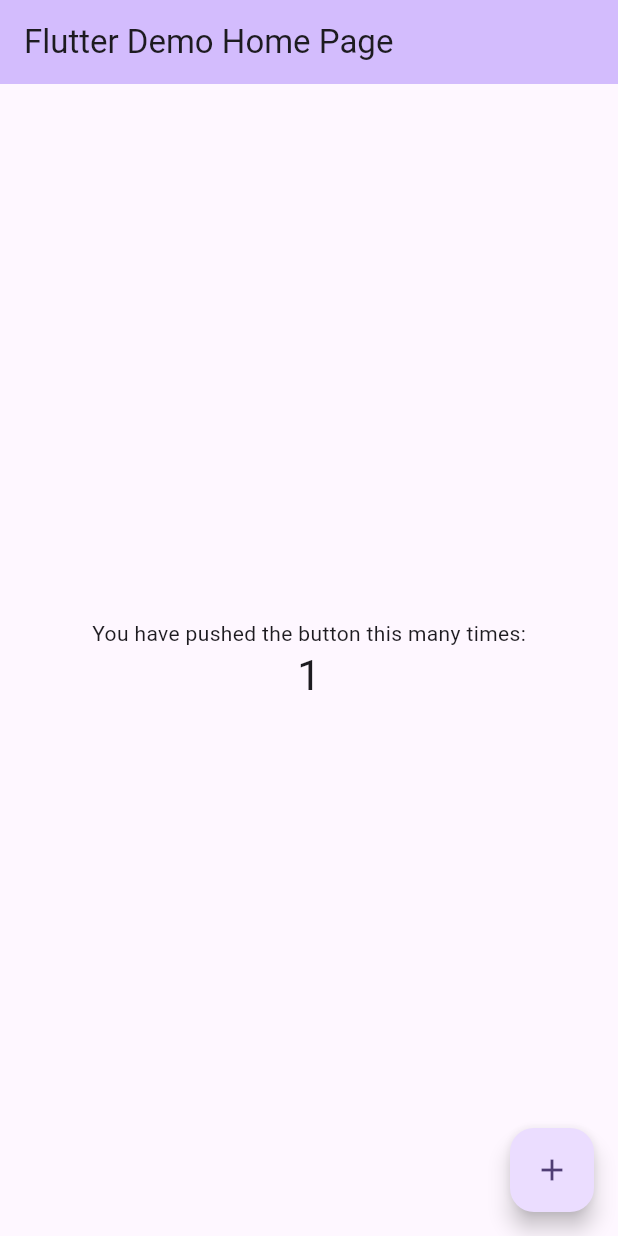
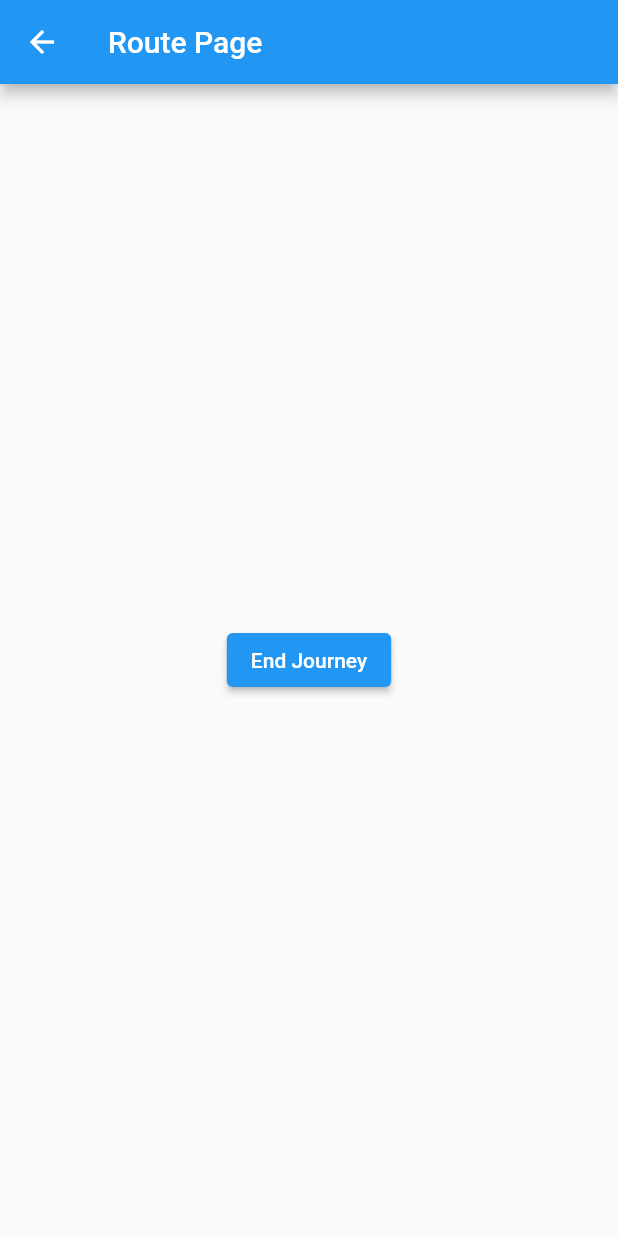
Before and after one commit to AtellezBerk/journey_share, a Flutter app: the screen it shows after launch, after a tap on the "add" icon, on a phone screen of 412 x 824 dp. Run offline on Flutter 3.47's test engine with Material 2 defaults, Android fonts, the phone set to English and light mode, and no system bars.

Commit message:
Making skeleton for app

```diff
--- /dev/null
+++ b/lib/Journey.dart
@@ -0,0 +1,9 @@
+class Journey {
+  Journey({
+    required this.title,
+    this.image,
+  });
+
+  final String title;
+  final String? image;
+}
--- /dev/null
+++ b/lib/Route.dart
@@ -0,0 +1,24 @@
+import 'package:flutter/material.dart';
+import 'main.dart';
+import 'Journey.dart';
+
+class RoutePage extends StatelessWidget {
+  const RoutePage({Key? key}) : super(key: key);
+
+  @override
+  Widget build(BuildContext context) {
+    return Scaffold(
+      appBar: AppBar(
+        title: const Text('Route Page'),
+      ),
+      body: Center(
+        child: ElevatedButton(
+          onPressed: () {
+            Navigator.pop(context, Journey(title: 'Journey Title', image: 'https://example.com/image.png'));
+          },
+          child: const Text('End Journey'),
+        ),
+      ),
+    );
+  }
+}
--- a/lib/main.dart
+++ b/lib/main.dart
@@ -1,52 +1,28 @@
 import 'package:flutter/material.dart';
+import 'Route.dart';
+import 'Journey.dart';
 
 void main() {
   runApp(const MyApp());
 }
 
 class MyApp extends StatelessWidget {
-  const MyApp({super.key});
+  const MyApp({Key? key}) : super(key: key);
 
-  // This widget is the root of your application.
   @override
   Widget build(BuildContext context) {
     return MaterialApp(
-      title: 'Flutter Demo',
+      title: 'Journey App',
       theme: ThemeData(
-        // This is the theme of your application.
-        //
-        // TRY THIS: Try running your application with "flutter run". You'll see
-        // the application has a blue toolbar. Then, without quitting the app,
-        // try changing the seedColor in the colorScheme below to Colors.green
-        // and then invoke "hot reload" (save your changes or press the "hot
-        // reload" button in a Flutter-supported IDE, or press "r" if you used
-        // the command line to start the app).
-        //
-        // Notice that the counter didn't reset back to zero; the application
-        // state is not lost during the reload. To reset the state, use hot
-        // restart instead.
-        //
-        // This works for code too, not just values: Most code changes can be
-        // tested with just a hot reload.
-        colorScheme: ColorScheme.fromSeed(seedColor: Colors.deepPurple),
-        useMaterial3: true,
+        primarySwatch: Colors.blue,
       ),
-      home: const MyHomePage(title: 'Flutter Demo Home Page'),
+      home: const MyHomePage(title: 'Main Page'),
     );
   }
 }
 
 class MyHomePage extends StatefulWidget {
-  const MyHomePage({super.key, required this.title});
-
-  // This widget is the home page of your application. It is stateful, meaning
-  // that it has a State object (defined below) that contains fields that affect
-  // how it looks.
-
-  // This class is the configuration for the state. It holds the values (in this
-  // case the title) provided by the parent (in this case the App widget) and
-  // used by the build method of the State. Fields in a Widget subclass are
-  // always marked "final".
+  const MyHomePage({Key? key, required this.title}) : super(key: key);
 
   final String title;
 
@@ -55,71 +31,46 @@ class MyHomePage extends StatefulWidget {
 }
 
 class _MyHomePageState extends State<MyHomePage> {
-  int _counter = 0;
+  final List<Journey> _journeys =
+      <Journey>[]; // Replace Journey with your Journey model
 
-  void _incrementCounter() {
-    setState(() {
-      // This call to setState tells the Flutter framework that something has
-      // changed in this State, which causes it to rerun the build method below
-      // so that the display can reflect the updated values. If we changed
-      // _counter without calling setState(), then the build method would not be
-      // called again, and so nothing would appear to happen.
-      _counter++;
-    });
+  void _startJourney() async {
+    final Journey? result = await Navigator.push(
+      context,
+      MaterialPageRoute(builder: (context) => const RoutePage()),
+    );
+
+    if (result != null) {
+      setState(() {
+        _journeys.add(result);
+      });
+    }
   }
 
   @override
   Widget build(BuildContext context) {
-    // This method is rerun every time setState is called, for instance as done
-    // by the _incrementCounter method above.
-    //
-    // The Flutter framework has been optimized to make rerunning build methods
-    // fast, so that you can just rebuild anything that needs updating rather
-    // than having to individually change instances of widgets.
     return Scaffold(
       appBar: AppBar(
-        // TRY THIS: Try changing the color here to a specific color (to
-        // Colors.amber, perhaps?) and trigger a hot reload to see the AppBar
-        // change color while the other colors stay the same.
-        backgroundColor: Theme.of(context).colorScheme.inversePrimary,
-        // Here we take the value from the MyHomePage object that was created by
-        // the App.build method, and use it to set our appbar title.
         title: Text(widget.title),
       ),
-      body: Center(
-        // Center is a layout widget. It takes a single child and positions it
-        // in the middle of the parent.
-        child: Column(
-          // Column is also a layout widget. It takes a list of children and
-          // arranges them vertically. By default, it sizes itself to fit its
-          // children horizontally, and tries to be as tall as its parent.
-          //
-          // Column has various properties to control how it sizes itself and
-          // how it positions its children. Here we use mainAxisAlignment to
-          // center the children vertically; the main axis here is the vertical
-          // axis because Columns are vertical (the cross axis would be
-          // horizontal).
-          //
-          // TRY THIS: Invoke "debug painting" (choose the "Toggle Debug Paint"
-          // action in the IDE, or press "p" in the console), to see the
-          // wireframe for each widget.
-          mainAxisAlignment: MainAxisAlignment.center,
-          children: <Widget>[
-            const Text(
-              'You have pushed the button this many times:',
-            ),
-            Text(
-              '$_counter',
-              style: Theme.of(context).textTheme.headlineMedium,
-            ),
-          ],
-        ),
+      body: ListView.builder(
+        itemCount: _journeys.length,
+        itemBuilder: (context, index) {
+          final Journey journey = _journeys[index];
+          return ListTile(
+            leading: journey.image != null
+                ? Image.network(journey.image ??
+                    'https://frogdesign.nyc3.cdn.digitaloceanspaces.com/wp-content/uploads/2021/08/30143009/21_Case-Study-BRP-01.jpg')
+                : const Icon(Icons.image_not_supported),
+            title: Text(journey.title),
+          );
+        },
       ),
       floatingActionButton: FloatingActionButton(
-        onPressed: _incrementCounter,
-        tooltip: 'Increment',
+        onPressed: _startJourney,
+        tooltip: 'Start Journey',
         child: const Icon(Icons.add),
-      ), // This trailing comma makes auto-formatting nicer for build methods.
+      ),
     );
   }
 }
```
Also changed, not shown: lib/Log.dart (added).
